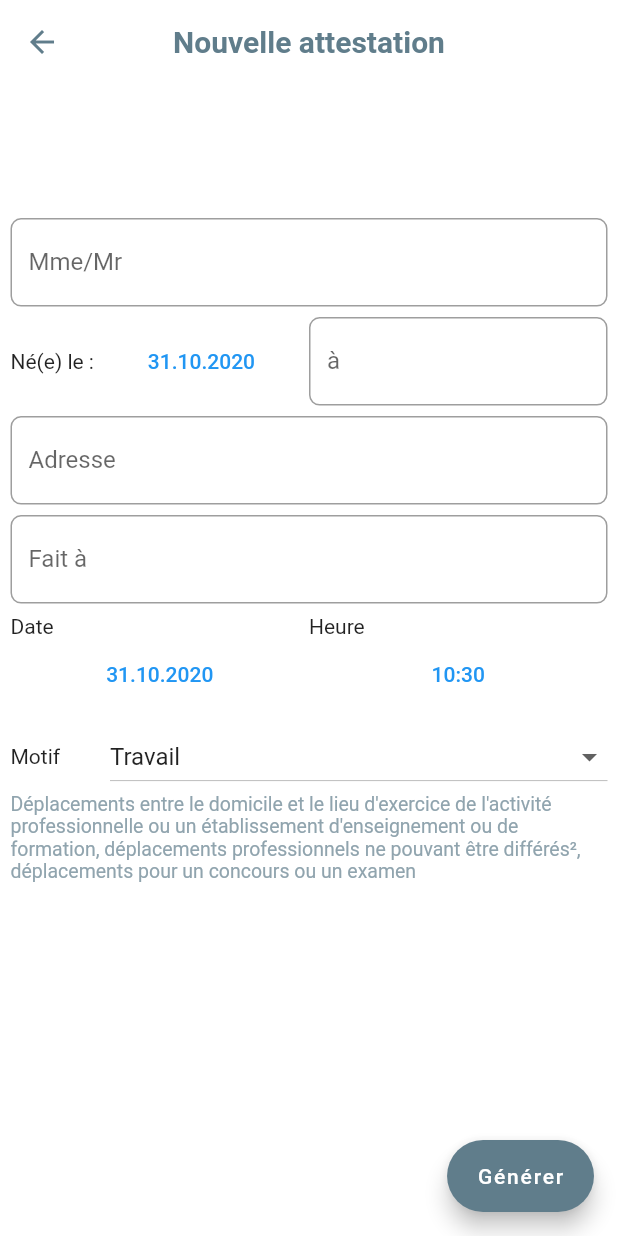
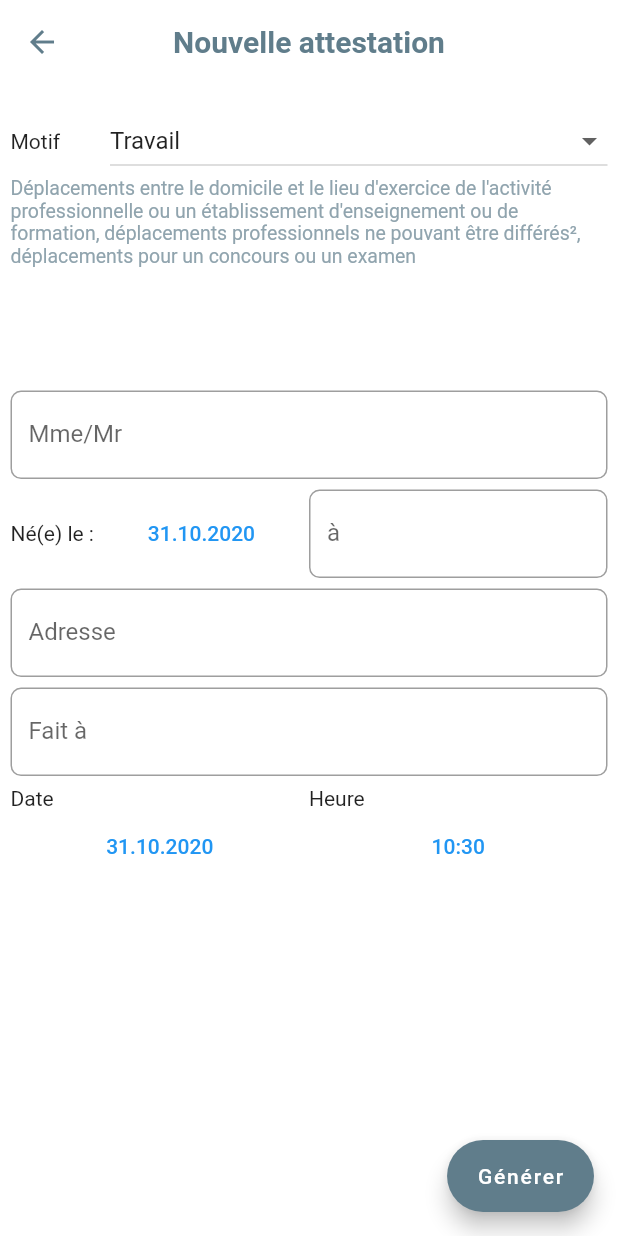
Before and after one commit to bahaa-mn/attestation-generator, a Flutter app: the screen it shows after launch, after a tap on the "add" icon, on a phone screen of 412 x 824 dp. Run offline on Flutter 3.47's test engine with Material 2 defaults, Android fonts, the phone set to English and light mode, and no system bars; our stand-ins replace auto_size_text, pdf, printing, sqflite; missing offline and left inert: flutter_full_pdf_viewer; accounts and stored records are empty.

Commit message:
modif textuelle

```diff
--- a/lib/screens/home_screen.dart
+++ b/lib/screens/home_screen.dart
@@ -54,6 +54,7 @@ class _HomeState extends State<Home> {
           style: TextStyle(
             color: Colors.blueGrey,
             fontWeight: FontWeight.bold,
+            fontSize: 25,
           ),
         ),
         backgroundColor: Colors.white,
@@ -64,8 +65,14 @@ class _HomeState extends State<Home> {
         builder: (context, _) {
           if (_list.length == 0)
             return Center(
-              child: CircularProgressIndicator(),
-            );
+                //child: CircularProgressIndicator(),
+                child: Text(
+              'Appuyer sur + pour créer une attestation',
+              style: TextStyle(
+                color: Colors.blueGrey,
+                fontWeight: FontWeight.bold,
+              ),
+            ));
           return AttestationList(
             list: _list,
             remove: _removeAttestation,
--- a/lib/widgets/att_item.dart
+++ b/lib/widgets/att_item.dart
@@ -31,9 +31,9 @@ class AttestationItem extends StatelessWidget {
                 crossAxisAlignment: CrossAxisAlignment.stretch,
                 children: [
                   Text(
-                    '${Formats.date(attestation[MapAttrs.date])}',
+                    '${DateFormat('dd/MM/yyyy').format(attestation[MapAttrs.date])}',
                     style: TextStyle(
-                      fontSize: 17.0,
+                      fontSize: 15.0,
                       fontWeight: FontWeight.bold,
                     ),
                   ),
--- a/lib/widgets/editor.dart
+++ b/lib/widgets/editor.dart
@@ -93,11 +93,48 @@ class _EditorAttestationState extends State<EditorAttestation> {
         child: ListView(
           physics: ClampingScrollPhysics(),
           children: [
-            SizedBox(height: h * 0.1),
+            SizedBox(height: 7.0),
+            Row(
+              mainAxisAlignment: MainAxisAlignment.spaceBetween,
+              children: [
+                Flexible(flex: 1, child: Text('Motif')),
+                Flexible(
+                  flex: 5,
+                  child: DropdownButton(
+                    value: _selectedMotif,
+                    isExpanded: true,
+                    hint: Text('${_selectedMotif['short']}'),
+                    items: MotifValue.list
+                        .map<DropdownMenuItem<Map>>(
+                          (Map e) => DropdownMenuItem<Map>(
+                            value: e,
+                            child: Text('${e['short']}'),
+                          ),
+                        )
+                        .toList(),
+                    onChanged: (Map i) {
+                      //print('lskdjgslkdjg  $i $selectedMotif');
+                      setState(() {
+                        _selectedMotif = i;
+                      });
+                    },
+                  ),
+                ),
+              ],
+            ),
+            Text(
+              '${_selectedMotif['long']}',
+              style: TextStyle(
+                color: Colors.blueGrey[300],
+                fontSize: 13.0,
+              ),
+            ),
+            SizedBox(height: h * 0.10),
             TextFormField(
               controller: _nameController,
               decoration: InputDecoration(
                 labelText: "Mme/Mr",
+                hintText: "NOM Prénom",
                 border: inputBorder,
               ),
               textInputAction: TextInputAction.next,
@@ -161,6 +198,7 @@ class _EditorAttestationState extends State<EditorAttestation> {
               controller: _addressController,
               decoration: InputDecoration(
                 labelText: "Adresse",
+                hintText: "n° de rue, Rue, Ville, Code postal",
                 border: inputBorder,
               ),
               textInputAction: TextInputAction.next,
@@ -257,42 +295,6 @@ class _EditorAttestationState extends State<EditorAttestation> {
                 ),
               ],
             ),
-            SizedBox(height: 7.0),
-            Row(
-              mainAxisAlignment: MainAxisAlignment.spaceBetween,
-              children: [
-                Flexible(flex: 1, child: Text('Motif')),
-                Flexible(
-                  flex: 5,
-                  child: DropdownButton(
-                    value: _selectedMotif,
-                    isExpanded: true,
-                    hint: Text('${_selectedMotif['short']}'),
-                    items: MotifValue.list
-                        .map<DropdownMenuItem<Map>>(
-                          (Map e) => DropdownMenuItem<Map>(
-                            value: e,
-                            child: Text('${e['short']}'),
-                          ),
-                        )
-                        .toList(),
-                    onChanged: (Map i) {
-                      //print('lskdjgslkdjg  $i $selectedMotif');
-                      setState(() {
-                        _selectedMotif = i;
-                      });
-                    },
-                  ),
-                ),
-              ],
-            ),
-            Text(
-              '${_selectedMotif['long']}',
-              style: TextStyle(
-                color: Colors.blueGrey[300],
-                fontSize: 13.0,
-              ),
-            ),
           ],
         ),
       ),
```
Also changed, not shown: lib/widgets/att_list.dart (+5 -4 lines), 1 other file.
